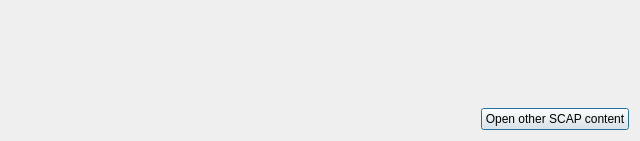
OpenSCAP/scap-workbench, file ui/SSGIntegrationDialog.ui: the form before one commit.
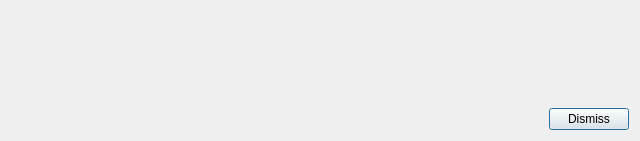
The form after the commit.

Commit message: Added Open SCAP Security Guide to file menu

What changed in the file:
```diff
--- a/ui/SSGIntegrationDialog.ui
+++ b/ui/SSGIntegrationDialog.ui
@@ -67,7 +67,7 @@
       <item>
        <widget class="QPushButton" name="openCustomContent">
         <property name="text">
-         <string>Open other SCAP content</string>
+         <string>Dismiss</string>
         </property>
        </widget>
       </item>
```
Left out of the diff: 2 changed lines with no effect on the pictures. The commit also changes 6 other files.
